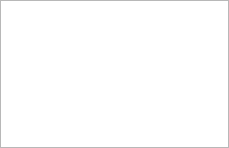
qutescoop/qutescoop, file branches/jonas_stable/QuteScoop/gui/ClientSelectionDialog.ui: the form before one commit.
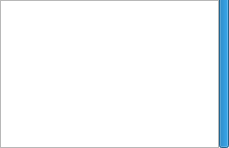
The form after the commit. Icons and pictures are not drawn.

Commit message:
changed: * allow ATIS and OBS to be shown selectively in AirportDetails * widen selection base for ClientSelection (not only painted labels, but all objects)
added:
* select first item in ClientSelection after 2 seconds automatically, stop countdown on user action

Patch:
```diff
--- a/branches/jonas_stable/QuteScoop/gui/ClientSelectionDialog.ui
+++ b/branches/jonas_stable/QuteScoop/gui/ClientSelectionDialog.ui
@@ -15,26 +15,21 @@
   <property name="windowTitle" >
    <string>Client Selection</string>
   </property>
-  <layout class="QVBoxLayout" >
-   <property name="spacing" >
-    <number>3</number>
-   </property>
-   <property name="leftMargin" >
+  <property name="windowIcon">
+   <iconset resource="Resources.qrc">
+    <normaloff>:/icons/qutescoop.png</normaloff>:/icons/qutescoop.png</iconset>
+  </property>
+  <layout class="QHBoxLayout" name="horizontalLayout">
+   <property name="spacing">
     <number>0</number>
    </property>
-   <property name="topMargin" >
-    <number>0</number>
-   </property>
-   <property name="rightMargin" >
-    <number>0</number>
-   </property>
-   <property name="bottomMargin" >
+   <property name="margin">
     <number>0</number>
    </property>
    <item>
-    <widget class="QListWidget" name="listWidget" >
-     <property name="windowModality" >
-      <enum>Qt::NonModal</enum>
+    <widget class="QListWidget" name="listWidget">
+     <property name="mouseTracking">
+      <bool>true</bool>
      </property>
      <property name="lineWidth" >
       <number>0</number>
@@ -45,6 +40,34 @@
      <property name="horizontalScrollBarPolicy" >
       <enum>Qt::ScrollBarAlwaysOff</enum>
      </property>
+     <property name="editTriggers">
+      <set>QAbstractItemView::NoEditTriggers</set>
+     </property>
+     <property name="uniformItemSizes">
+      <bool>true</bool>
+     </property>
+     <property name="selectionRectVisible">
+      <bool>true</bool>
+     </property>
+    </widget>
+   </item>
+   <item>
+    <widget class="QProgressBar" name="progressBar">
+     <property name="maximumSize">
+      <size>
+       <width>10</width>
+       <height>16777215</height>
+      </size>
+     </property>
+     <property name="value">
+      <number>100</number>
+     </property>
+     <property name="textVisible">
+      <bool>false</bool>
+     </property>
+     <property name="orientation">
+      <enum>Qt::Vertical</enum>
+     </property>
     </widget>
    </item>
   </layout>
```
Left out of the diff: 24 changed lines with no effect on the pictures. The commit also changes 24 other files.
